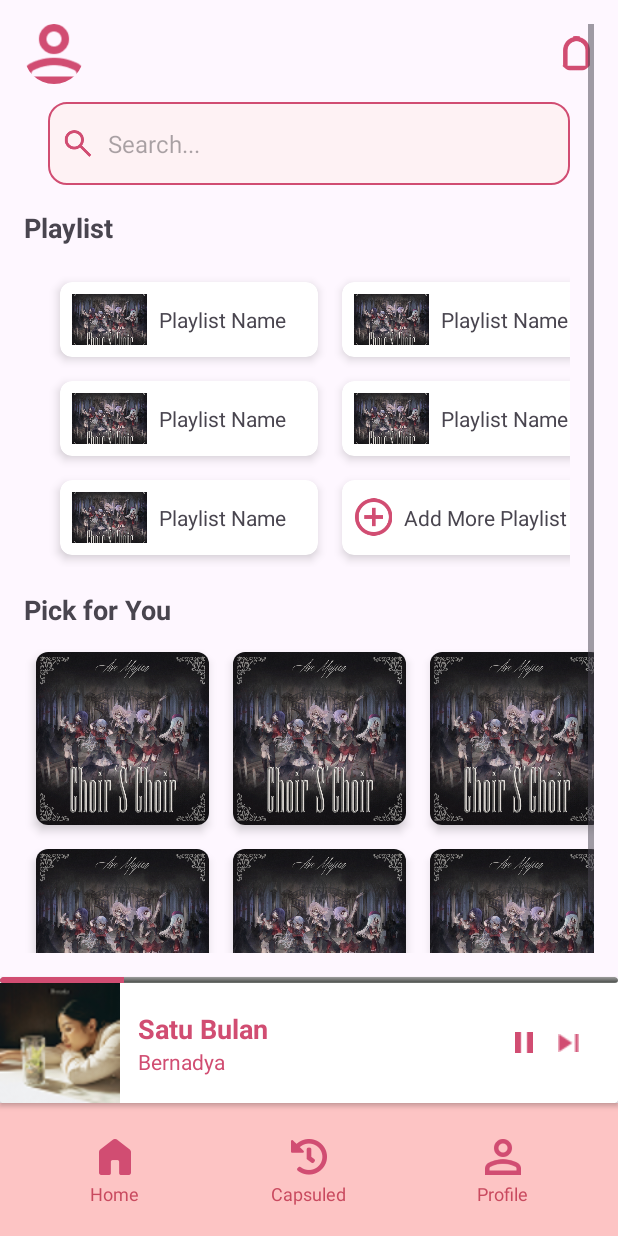
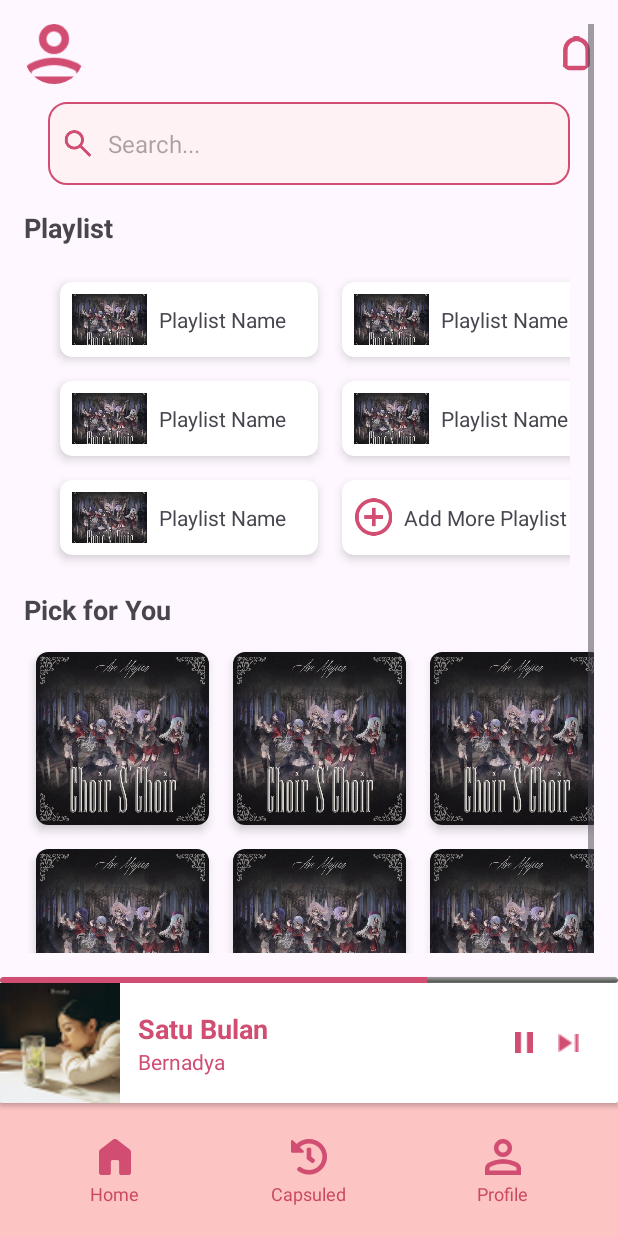
Before and after one commit to FajarRamadhanBBX/Sonalune, an Android app: the MainActivity screen opened directly, with no data from a screen before it, on a phone screen of 412 x 824 dp. Run offline under Robolectric (Android 15) with nearby library versions, the phone set to English and light mode, and no system bars; our stand-ins replace CircleImageView; 1 statement that could not run was skipped.

```diff
--- a/app/src/main/res/layout/sample_player_card_view.xml
+++ b/app/src/main/res/layout/sample_player_card_view.xml
@@ -87,7 +87,7 @@
             android:layout_height="4dp"
             android:layout_alignParentTop="true"
             android:max="100"
-            android:progress="20"
+            android:progress="69"
             android:progressTint="@color/primary1"
             android:backgroundTint="@color/secondary2" />
     </RelativeLayout>
```
